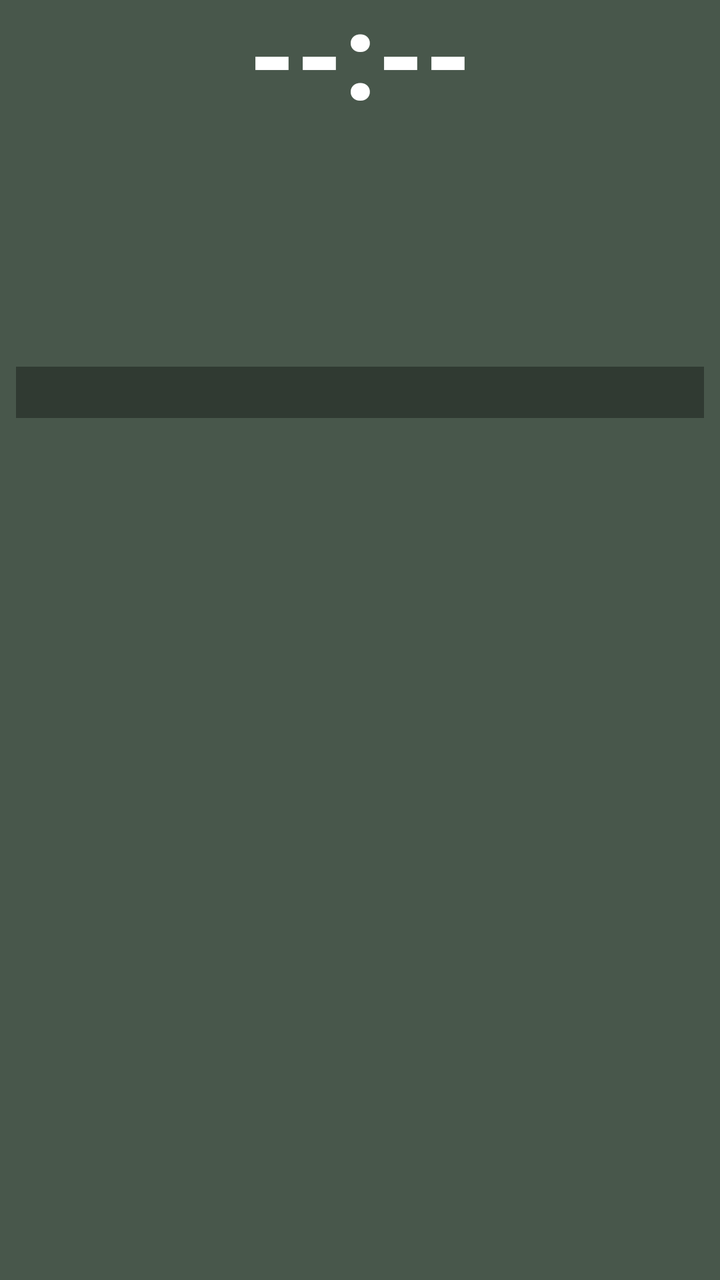
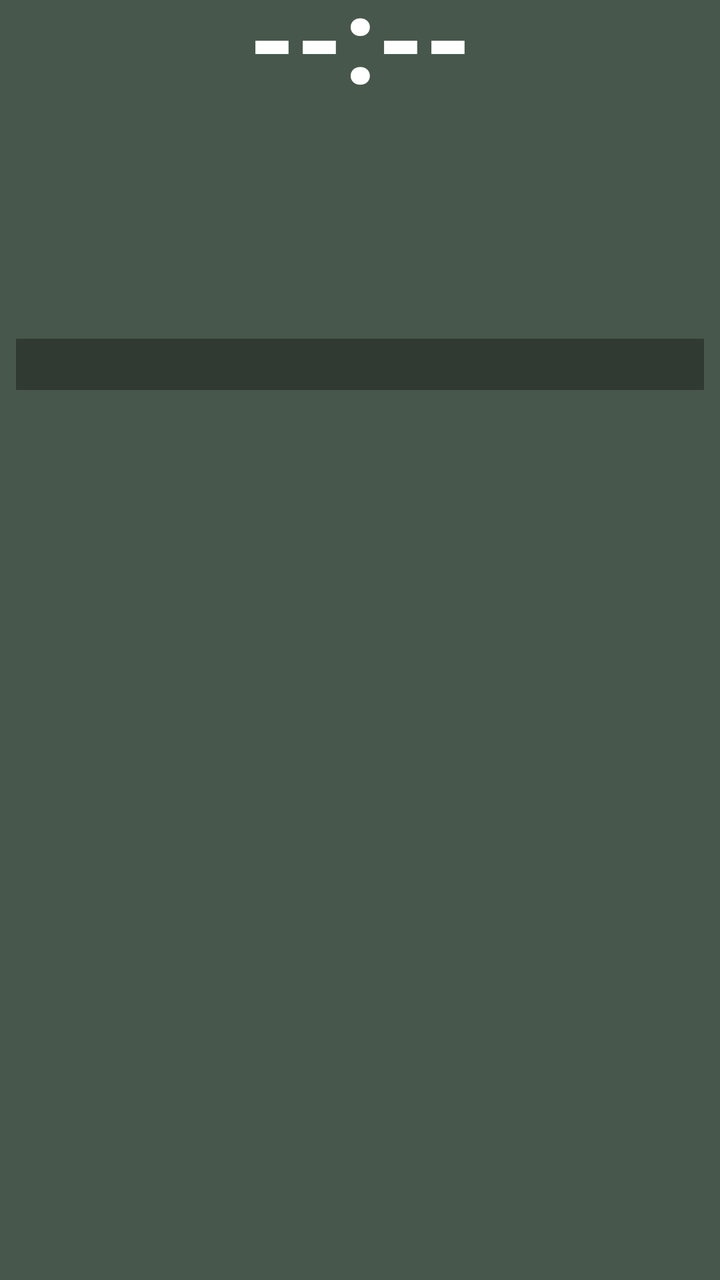

Before-and-after screenshots of an Android layout around one commit, followed by the original layout XML and the change that was made.
<!-- AndroidManifest.xml: fallback theme Theme.MaterialComponents.DayNight.NoActionBar -->
<!-- res/layout/prayer_widget_layout.xml -->
<?xml version="1.0" encoding="utf-8"?>
<LinearLayout xmlns:android="http://schemas.android.com/apk/res/android"
    android:layout_width="match_parent"
    android:layout_height="match_parent"
    android:orientation="vertical"
    android:background="@drawable/widget_background"
    android:paddingStart="8dp"
    android:paddingEnd="8dp"
    android:paddingTop="0dp"
    android:paddingBottom="8dp">

    
    <TextView
        android:id="@+id/widget_time"
        android:layout_width="match_parent"
        android:layout_height="wrap_content"
        android:layout_marginTop="-6dp"
        android:text="--:--"
        android:textColor="#FFFFFF"
        android:textSize="60sp"
        android:textStyle="bold"
        android:includeFontPadding="false"
        android:gravity="center" />

    
    <LinearLayout
        android:layout_width="match_parent"
        android:layout_height="wrap_content"
        android:layout_marginTop="-4dp"
        android:orientation="horizontal"
        android:gravity="center_vertical">

        <TextView
            android:id="@+id/widget_day"
            android:layout_width="0dp"
            android:layout_height="wrap_content"
            android:layout_weight="3"
            android:text=""
            android:textColor="#FFFFFF"
            android:textSize="25sp"
            android:textStyle="bold"
            android:includeFontPadding="false"
            android:singleLine="true"
            android:ellipsize="end" />

        <TextView
            android:id="@+id/widget_weather"
            android:layout_width="0dp"
            android:layout_height="wrap_content"
            android:layout_weight="4"
            android:text=""
            android:textColor="#80DEEA"
            android:textSize="13sp"
            android:textStyle="bold"
            android:gravity="end"
            android:singleLine="true"
            android:ellipsize="start" />

    </LinearLayout>

    
    <LinearLayout
        android:layout_width="match_parent"
        android:layout_height="wrap_content"
        android:layout_marginTop="6dp"
        android:orientation="horizontal">

        
        <LinearLayout
            android:layout_width="0dp"
            android:layout_height="wrap_content"
            android:layout_weight="1"
            android:orientation="vertical">

            <TextView
                android:id="@+id/widget_gregorian"
                android:layout_width="wrap_content"
                android:layout_height="wrap_content"
                android:text=""
                android:textColor="#E0E0E0"
                android:textSize="16sp"
                android:textStyle="bold" />

            <TextView
                android:id="@+id/widget_hijri"
                android:layout_width="wrap_content"
                android:layout_height="wrap_content"
                android:layout_marginTop="3dp"
                android:text=""
                android:textColor="#FFD54F"
                android:textSize="15sp"
                android:textStyle="bold" />

            <TextView
                android:id="@+id/widget_bangla_date"
                android:layout_width="wrap_content"
                android:layout_height="wrap_content"
                android:layout_marginTop="3dp"
                android:text=""
                android:textColor="#80DEEA"
                android:textSize="15sp"
                android:textStyle="bold" />

        </LinearLayout>

        
        <LinearLayout
            android:layout_width="0dp"
            android:layout_height="wrap_content"
            android:layout_weight="1"
            android:orientation="vertical">

            <TextView
                android:id="@+id/widget_sunrise"
                android:layout_width="wrap_content"
                android:layout_height="wrap_content"
                android:text=""
                android:textColor="#FFD54F"
                android:textSize="14sp"
                android:textStyle="bold" />

            <TextView
                android:id="@+id/widget_sunset"
                android:layout_width="wrap_content"
                android:layout_height="wrap_content"
                android:layout_marginTop="2dp"
                android:text=""
                android:textColor="#FFD54F"
                android:textSize="14sp"
                android:textStyle="bold" />

            <TextView
                android:id="@+id/widget_sehri"
                android:layout_width="wrap_content"
                android:layout_height="wrap_content"
                android:layout_marginTop="2dp"
                android:text=""
                android:textColor="#00E676"
                android:textSize="14sp"
                android:textStyle="bold" />

            <TextView
                android:id="@+id/widget_iftar"
                android:layout_width="wrap_content"
                android:layout_height="wrap_content"
                android:layout_marginTop="2dp"
                android:text=""
                android:textColor="#00E676"
                android:textSize="14sp"
                android:textStyle="bold" />

        </LinearLayout>
    </LinearLayout>

    
    <TextView
        android:id="@+id/widget_alert"
        android:layout_width="match_parent"
        android:layout_height="wrap_content"
        android:layout_marginTop="5dp"
        android:paddingTop="4dp"
        android:paddingBottom="4dp"
        android:paddingStart="4dp"
        android:paddingEnd="4dp"
        android:background="#55000000"
        android:text=""
        android:textColor="#FFD54F"
        android:textSize="13sp"
        android:textStyle="bold"
        android:gravity="start"
        android:maxLines="7"
        android:ellipsize="end" />

</LinearLayout>
<!-- resources referenced by this layout -->
<resources>
  <!-- drawable widget_background (drawable) -->
  <?xml version="1.0" encoding="utf-8"?>
  <shape xmlns:android="http://schemas.android.com/apk/res/android"
      android:shape="rectangle">
      <solid android:color="#CC1B2E1F" />
  </shape>
</resources>

<!-- the commit's change to res/layout/prayer_widget_layout.xml (unified diff, before → after) -->
@@ -14,7 +14,7 @@
         android:id="@+id/widget_time"
         android:layout_width="match_parent"
         android:layout_height="wrap_content"
-        android:layout_marginTop="-6dp"
+        android:layout_marginTop="-14dp"
         android:text="--:--"
         android:textColor="#FFFFFF"
         android:textSize="60sp"
@@ -26,7 +26,7 @@
     <LinearLayout
         android:layout_width="match_parent"
         android:layout_height="wrap_content"
-        android:layout_marginTop="-4dp"
+        android:layout_marginTop="-10dp"
         android:orientation="horizontal"
         android:gravity="center_vertical">
 
